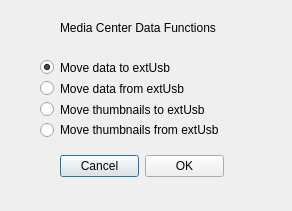
This is datadialog.ui in kbrack1/adbFire as Qt 5 draws it before an edit. The edited form follows.
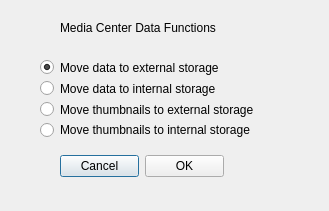
This is the edited form.

What changed in the file:
```diff
--- a/datadialog.ui
+++ b/datadialog.ui
@@ -6,7 +6,7 @@
    <rect>
     <x>0</x>
     <y>0</y>
-    <width>292</width>
+    <width>329</width>
     <height>211</height>
    </rect>
   </property>
@@ -26,12 +26,12 @@
     <string>Media Center Data Functions</string>
    </property>
   </widget>
-  <widget class="QWidget" name="">
+  <widget class="QWidget" name="layoutWidget">
    <property name="geometry">
     <rect>
      <x>40</x>
      <y>60</y>
-     <width>211</width>
+     <width>251</width>
      <height>77</height>
     </rect>
    </property>
@@ -39,7 +39,7 @@
     <item>
      <widget class="QRadioButton" name="dataButton1">
       <property name="text">
-       <string>Move data to extUsb</string>
+       <string>Move data to external storage</string>
       </property>
       <property name="checked">
        <bool>true</bool>
@@ -49,27 +49,27 @@
     <item>
      <widget class="QRadioButton" name="dataButton2">
       <property name="text">
-       <string>Move data from extUsb</string>
+       <string>Move data to internal storage</string>
       </property>
      </widget>
     </item>
     <item>
      <widget class="QRadioButton" name="dataButton3">
       <property name="text">
-       <string>Move thumbnails to extUsb</string>
+       <string>Move thumbnails to external storage</string>
       </property>
      </widget>
     </item>
     <item>
      <widget class="QRadioButton" name="dataButton4">
       <property name="text">
-       <string>Move thumbnails from extUsb</string>
+       <string>Move thumbnails to internal storage</string>
       </property>
      </widget>
     </item>
    </layout>
   </widget>
-  <widget class="QWidget" name="">
+  <widget class="QWidget" name="layoutWidget">
    <property name="geometry">
     <rect>
      <x>60</x>
```
